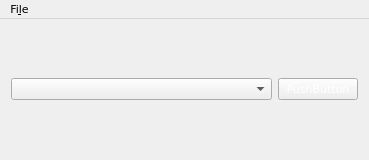
Old version of the form mainwindow.ui in the repository aerth/2fa-qt.
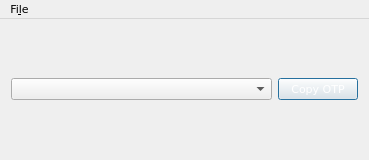
New version of the form. Icons and pictures are not drawn.

Commit message: better keyboard flow

```diff
--- a/mainwindow.ui
+++ b/mainwindow.ui
@@ -68,10 +68,16 @@
          <string notr="true">color: white;</string>
         </property>
         <property name="text">
-         <string>PushButton</string>
+         <string>Copy OTP</string>
+        </property>
+        <property name="shortcut">
+         <string>Return</string>
+        </property>
+        <property name="autoDefault">
+         <bool>true</bool>
         </property>
         <property name="default">
-         <bool>false</bool>
+         <bool>true</bool>
         </property>
         <property name="flat">
          <bool>false</bool>
```
Left out of the diff: 18 changed lines with no effect on the pictures. The commit also changes 1 other file.
